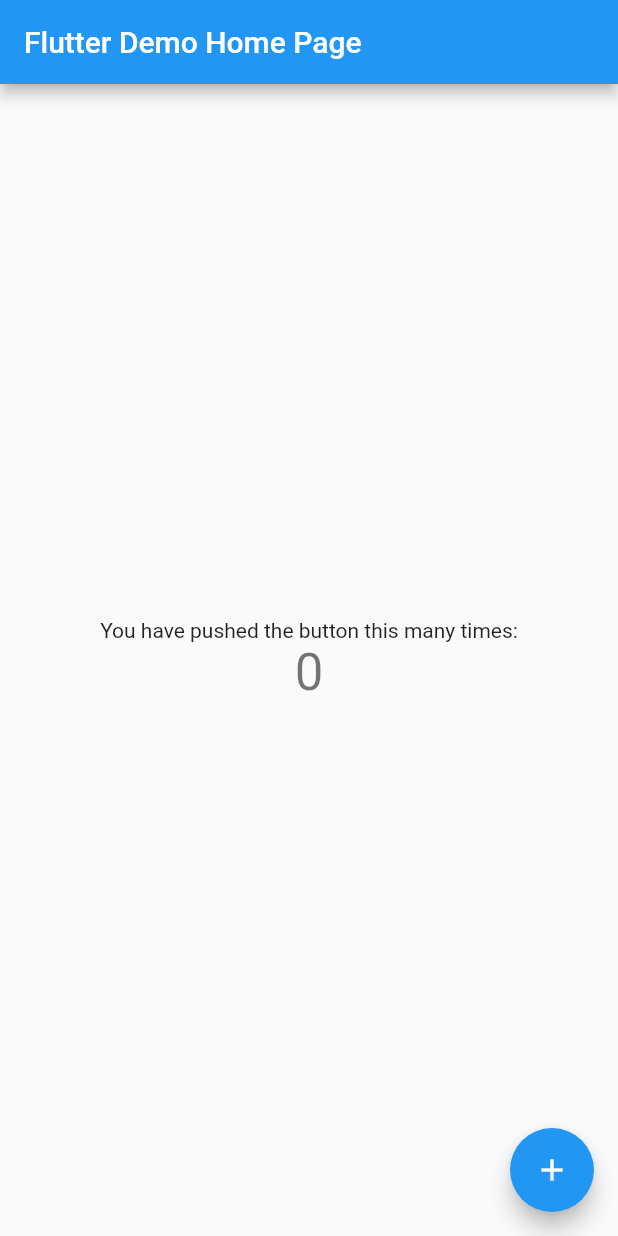
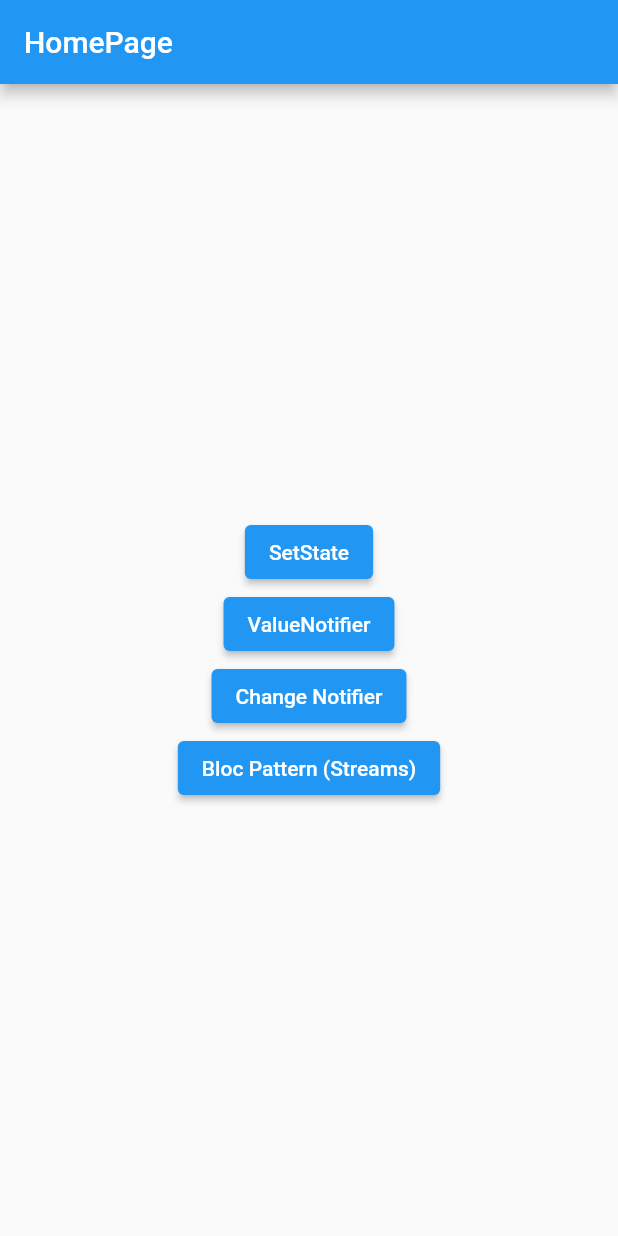
Before and after one commit to Thiago-Bilangieri/BMI-Calculator, a Flutter app: the screen it shows after launch, on a phone screen of 412 x 824 dp. Run offline on Flutter 3.47's test engine with Material 2 defaults, Android fonts, the phone set to English and light mode, and no system bars; our stand-ins replace currency_text_input_formatter, syncfusion_flutter_gauges.

Commit message:
SetState is Ready

```diff
--- /dev/null
+++ b/lib/home_page.dart
@@ -0,0 +1,44 @@
+import 'package:bmi_calculator/setState/bmi_setstate_page.dart';
+import 'package:flutter/material.dart';
+
+class HomePage extends StatelessWidget {
+  const HomePage({Key? key}) : super(key: key);
+
+  void _goToPage(BuildContext context, Widget page) {
+    Navigator.of(context).push(
+      MaterialPageRoute(builder: (context) => page),
+    );
+  }
+
+  @override
+  Widget build(BuildContext context) {
+    return Scaffold(
+      appBar: AppBar(
+        title: const Text('HomePage'),
+      ),
+      body: Center(
+        child: Column(
+          mainAxisAlignment: MainAxisAlignment.center,
+          children: [
+            ElevatedButton(
+              onPressed: () => _goToPage(context, const BmiSetstatePage()),
+              child: const Text("SetState"),
+            ),
+            ElevatedButton(
+              onPressed: () {},
+              child: const Text("ValueNotifier"),
+            ),
+            ElevatedButton(
+              onPressed: () {},
+              child: const Text("Change Notifier"),
+            ),
+            ElevatedButton(
+              onPressed: () {},
+              child: const Text("Bloc Pattern (Streams)"),
+            ),
+          ],
+        ),
+      ),
+    );
+  }
+}
--- a/lib/main.dart
+++ b/lib/main.dart
@@ -1,3 +1,4 @@
+import 'package:bmi_calculator/home_page.dart';
 import 'package:flutter/material.dart';
 
 void main() {
@@ -7,109 +8,13 @@ void main() {
 class MyApp extends StatelessWidget {
   const MyApp({super.key});
 
-  // This widget is the root of your application.
   @override
   Widget build(BuildContext context) {
     return MaterialApp(
-      title: 'Flutter Demo',
-      theme: ThemeData(
-        // This is the theme of your application.
-        //
-        // Try running your application with "flutter run". You'll see the
-        // application has a blue toolbar. Then, without quitting the app, try
-        // changing the primarySwatch below to Colors.green and then invoke
-        // "hot reload" (press "r" in the console where you ran "flutter run",
-        // or simply save your changes to "hot reload" in a Flutter IDE).
-        // Notice that the counter didn't reset back to zero; the application
-        // is not restarted.
-        primarySwatch: Colors.blue,
-      ),
-      home: const MyHomePage(title: 'Flutter Demo Home Page'),
-    );
+        title: 'Flutter Demo',
+        theme: ThemeData(
+          primarySwatch: Colors.blue,
+        ),
+        home: const HomePage());
   }
 }
-
-class MyHomePage extends StatefulWidget {
-  const MyHomePage({super.key, required this.title});
-
-  // This widget is the home page of your application. It is stateful, meaning
-  // that it has a State object (defined below) that contains fields that affect
-  // how it looks.
-
-  // This class is the configuration for the state. It holds the values (in this
-  // case the title) provided by the parent (in this case the App widget) and
-  // used by the build method of the State. Fields in a Widget subclass are
-  // always marked "final".
-
-  final String title;
-
-  @override
-  State<MyHomePage> createState() => _MyHomePageState();
-}
-
-class _MyHomePageState extends State<MyHomePage> {
-  int _counter = 0;
-
-  void _incrementCounter() {
-    setState(() {
-      // This call to setState tells the Flutter framework that something has
-      // changed in this State, which causes it to rerun the build method below
-      // so that the display can reflect the updated values. If we changed
-      // _counter without calling setState(), then the build method would not be
-      // called again, and so nothing would appear to happen.
-      _counter++;
-    });
-  }
-
-  @override
-  Widget build(BuildContext context) {
-    // This method is rerun every time setState is called, for instance as done
-    // by the _incrementCounter method above.
-    //
-    // The Flutter framework has been optimized to make rerunning build methods
-    // fast, so that you can just rebuild anything that needs updating rather
-    // than having to individually change instances of widgets.
-    return Scaffold(
-      appBar: AppBar(
-        // Here we take the value from the MyHomePage object that was created by
-        // the App.build method, and use it to set our appbar title.
-        title: Text(widget.title),
-      ),
-      body: Center(
-        // Center is a layout widget. It takes a single child and positions it
-        // in the middle of the parent.
-        child: Column(
-          // Column is also a layout widget. It takes a list of children and
-          // arranges them vertically. By default, it sizes itself to fit its
-          // children horizontally, and tries to be as tall as its parent.
-          //
-          // Invoke "debug painting" (press "p" in the console, choose the
-          // "Toggle Debug Paint" action from the Flutter Inspector in Android
-          // Studio, or the "Toggle Debug Paint" command in Visual Studio Code)
-          // to see the wireframe for each widget.
-          //
-          // Column has various properties to control how it sizes itself and
-          // how it positions its children. Here we use mainAxisAlignment to
-          // center the children vertically; the main axis here is the vertical
-          // axis because Columns are vertical (the cross axis would be
-          // horizontal).
-          mainAxisAlignment: MainAxisAlignment.center,
-          children: <Widget>[
-            const Text(
-              'You have pushed the button this many times:',
-            ),
-            Text(
-              '$_counter',
-              style: Theme.of(context).textTheme.headline4,
-            ),
-          ],
-        ),
-      ),
-      floatingActionButton: FloatingActionButton(
-        onPressed: _incrementCounter,
-        tooltip: 'Increment',
-        child: const Icon(Icons.add),
-      ), // This trailing comma makes auto-formatting nicer for build methods.
-    );
-  }
-}
--- a/pubspec.yaml
+++ b/pubspec.yaml
@@ -36,6 +36,9 @@ dependencies:
   # The following adds the Cupertino Icons font to your application.
   # Use with the CupertinoIcons class for iOS style icons.
   cupertino_icons: ^1.0.2
+  syncfusion_flutter_gauges: ^20.4.44
+  currency_text_input_formatter: ^2.1.8
+  intl: ^0.17.0
 
 dev_dependencies:
   flutter_test:
```
Also changed, not shown: lib/setState/bmi_setstate_page.dart (added, +105 -0 lines), lib/widgets/bmi_gauge.dart (added, +56 -0 lines), lib/widgets/bmi_gauge_range.dart (added, +20 -0 lines), pubspec.lock, 1 other file.
